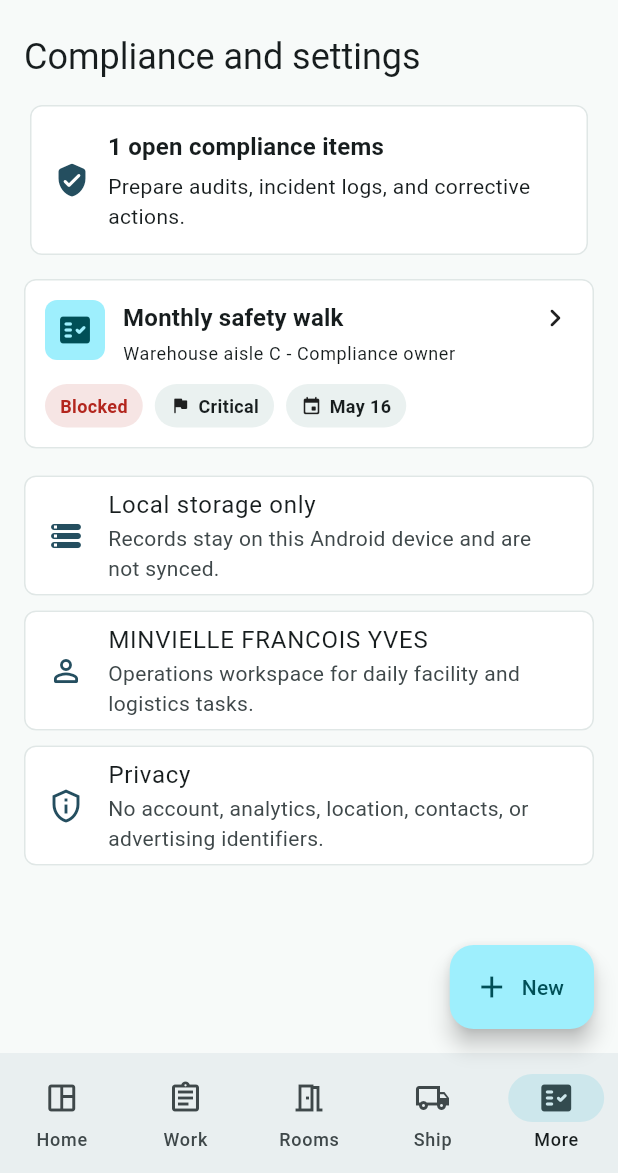
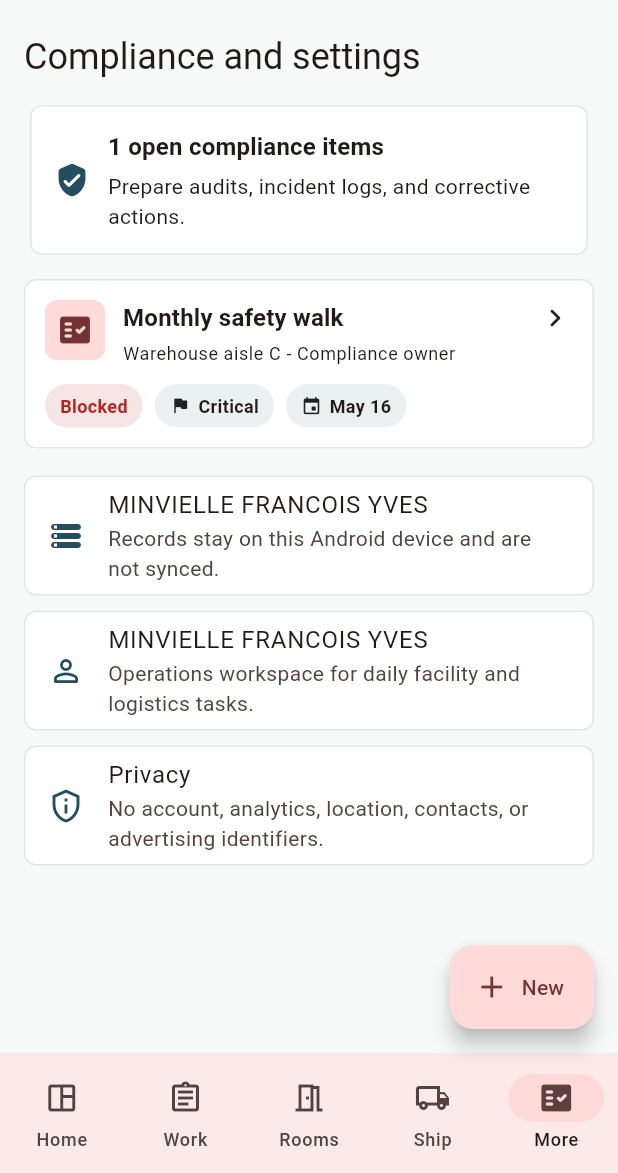
Before and after one commit to EOOrga/68d9d0fc1299230338caee33, a Flutter app: the screen it shows after launch, item 5 of the bottom bar chosen, on a phone screen of 412 x 824 dp, the part 63-1236 px from its top. Run offline on Flutter 3.47's test engine with Material 3 defaults, Android fonts, the phone set to English and light mode, and no system bars; our stand-ins replace shared_preferences.

Commit message:
Create Flutter variant com.jaanusx.minvielle_ops

```diff
--- a/lib/main.dart
+++ b/lib/main.dart
@@ -295,7 +295,7 @@ class _MinvielleOpsAppState extends State<MinvielleOpsApp> {
 }
 
 ThemeData _buildTheme() {
-  const seed = Color(0xFF2D6A73);
+  const seed = Color(0xFFFA0036);
   final scheme = ColorScheme.fromSeed(
     seedColor: seed,
     brightness: Brightness.light,
@@ -867,7 +867,7 @@ class MoreScreen extends StatelessWidget {
         const SizedBox(height: 8),
         _SettingsTile(
           icon: Icons.storage_rounded,
-          title: 'Local storage only',
+          title: 'MINVIELLE FRANCOIS YVES',
           subtitle: 'Records stay on this Android device and are not synced.',
         ),
         _SettingsTile(
--- a/pubspec.yaml
+++ b/pubspec.yaml
@@ -27,6 +27,6 @@ flutter_launcher_icons:
   android: true
   ios: false
   image_path: docs/icon.png
-  adaptive_icon_background: "#F4F7F6"
+  adaptive_icon_background: "#B9BCB9"
   adaptive_icon_foreground: docs/icon.png
   min_sdk_android: 23
```
Also changed, not shown: docs/icon.png, 11 other files.
